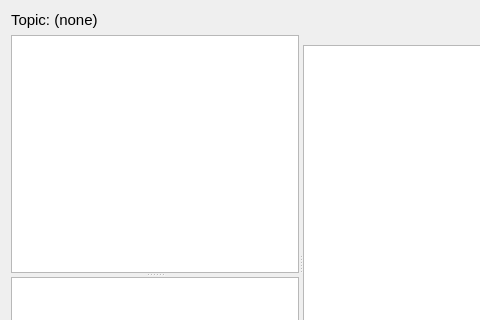
Before: the Qt Designer form qw_client/QwcChatWidget.ui in pcjpnet/qwired-suite, drawn with Qt 5; both pictures show x 0 to 480 and y 0 to 320 of the 601 by 525 pixel window.
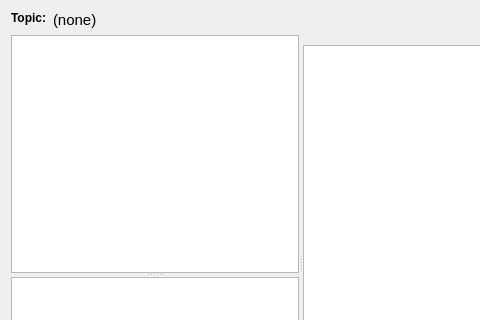
After: the same form once the commit is applied. Icons and pictures are not drawn.

Commit message: Improved the display of the chat topic and cleaned up the respective code.

```diff
--- a/qw_client/QwcChatWidget.ui
+++ b/qw_client/QwcChatWidget.ui
@@ -22,6 +22,30 @@
      <widget class="QWidget" name="layoutWidget">
       <layout class="QVBoxLayout" name="verticalLayout_2">
        <item>
+        <layout class="QHBoxLayout" name="horizontalLayout_2">
+         <item>
+          <widget class="QLabel" name="label">
+           <property name="sizePolicy">
+            <sizepolicy hsizetype="Maximum" vsizetype="Preferred">
+             <horstretch>0</horstretch>
+             <verstretch>0</verstretch>
+            </sizepolicy>
+           </property>
+           <property name="font">
+            <font>
+             <weight>75</weight>
+             <bold>true</bold>
+            </font>
+           </property>
+           <property name="text">
+            <string>Topic:</string>
+           </property>
+           <property name="alignment">
+            <set>Qt::AlignLeading|Qt::AlignLeft|Qt::AlignTop</set>
+           </property>
+          </widget>
+         </item>
+         <item>
         <widget class="QLabel" name="fTopic">
          <property name="font">
           <font>
@@ -29,9 +53,17 @@
           </font>
          </property>
          <property name="text">
-          <string>Topic: (none)</string>
-         </property>
-        </widget>
+            <string>(none)</string>
+           </property>
+           <property name="alignment">
+            <set>Qt::AlignLeading|Qt::AlignLeft|Qt::AlignTop</set>
+           </property>
+           <property name="wordWrap">
+            <bool>true</bool>
+           </property>
+          </widget>
+         </item>
+        </layout>
        </item>
        <item>
         <widget class="QSplitter" name="fHSplitter">
```
Lines whose indentation alone changed are shown as unchanged. The commit also changes 2 other files.
